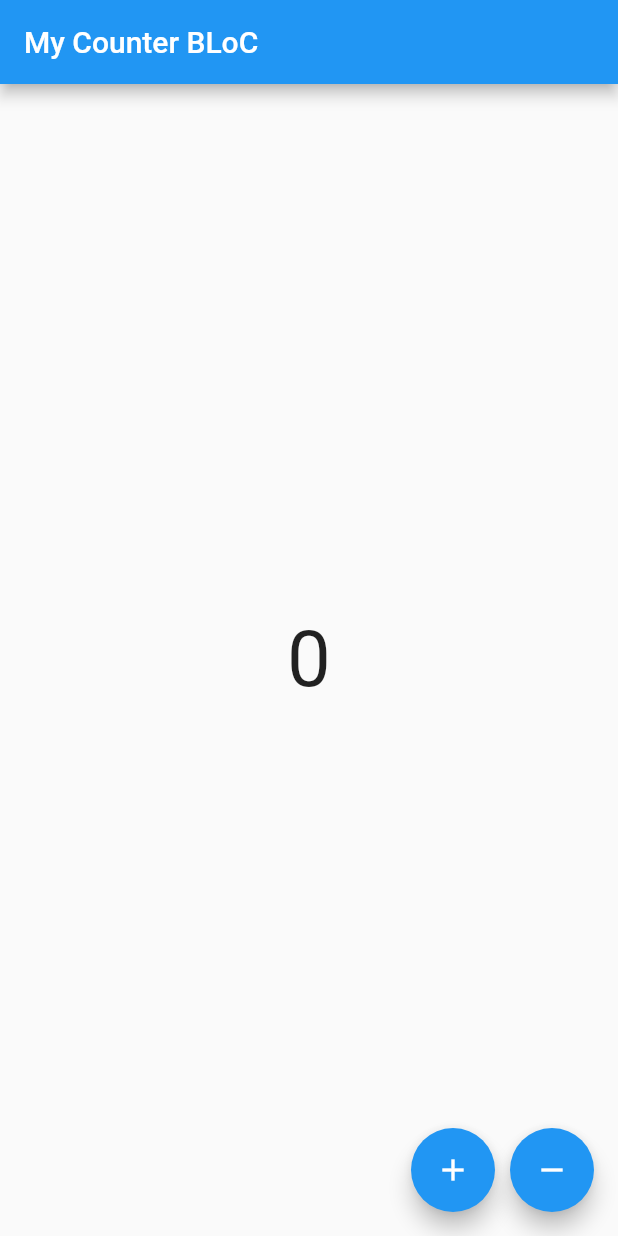
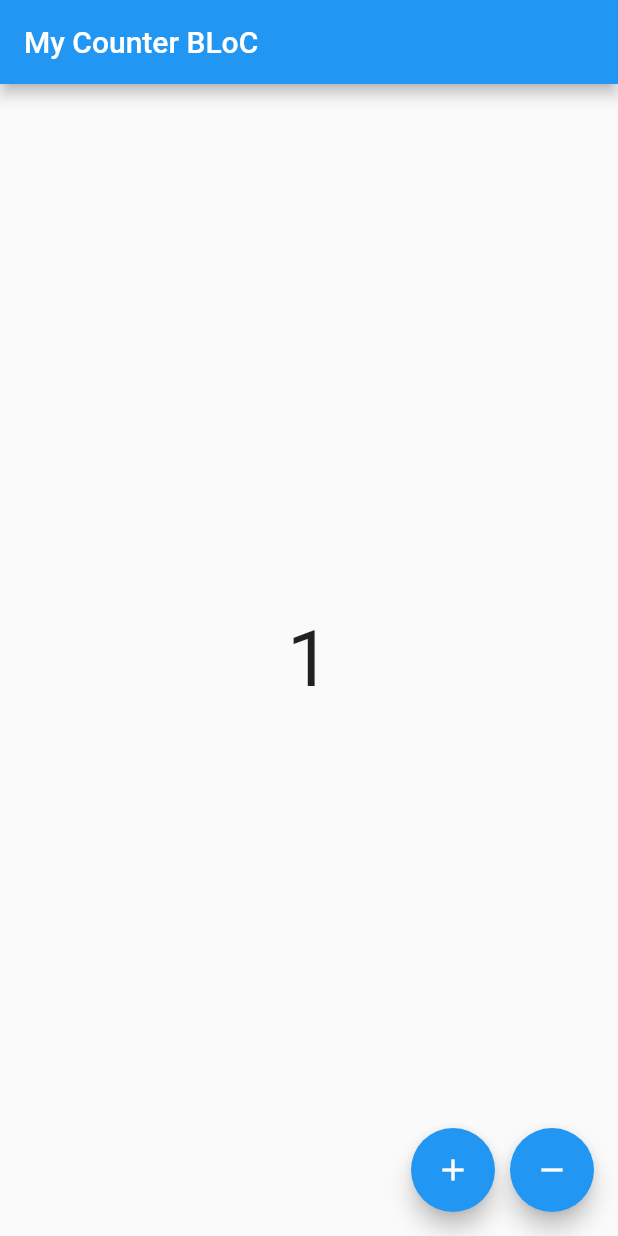
Before and after one commit to Alejandrehl/my-counter-bloc, a Flutter app: the screen it shows after launch, after a tap on the "add" icon, on a phone screen of 412 x 824 dp. Run offline on Flutter 3.47's test engine with Material 2 defaults, Android fonts, the phone set to English and light mode, and no system bars; our stand-ins replace equatable, flutter_bloc.

Commit message:
Implementacion basica de bloc provider funcionando correctamente

```diff
--- a/lib/bloc/counter/counter_bloc.dart
+++ b/lib/bloc/counter/counter_bloc.dart
@@ -1,3 +1,4 @@
+import 'package:equatable/equatable.dart';
 import 'package:flutter/material.dart';
 import 'package:flutter_bloc/flutter_bloc.dart';
 
@@ -5,9 +6,13 @@ part 'counter_event.dart';
 part 'counter_state.dart';
 
 class CounterBloc extends Bloc<CounterEvent, CounterState> {
-  CounterBloc() : super(CounterInitial()) {
-    on<CounterEvent>((event, emit) {
-      // TODO: implement event handler
+  CounterBloc() : super(CounterState.initial()) {
+    on<IncrementCounterEvent>((event, emit) {
+      emit(state.copyWith(counter: state.counter + 1));
+    });
+
+    on<DecrementCounterEvent>((event, emit) {
+      emit(state.copyWith(counter: state.counter - 1));
     });
   }
 }
--- a/lib/bloc/counter/counter_event.dart
+++ b/lib/bloc/counter/counter_event.dart
@@ -1,4 +1,13 @@
 part of 'counter_bloc.dart';
 
 @immutable
-abstract class CounterEvent {}
+abstract class CounterEvent extends Equatable {
+  const CounterEvent();
+
+  @override
+  List<Object> get props => [];
+}
+
+class IncrementCounterEvent extends CounterEvent {}
+
+class DecrementCounterEvent extends CounterEvent {}
--- a/lib/bloc/counter/counter_state.dart
+++ b/lib/bloc/counter/counter_state.dart
@@ -1,6 +1,27 @@
 part of 'counter_bloc.dart';
 
-@immutable
-abstract class CounterState {}
+class CounterState extends Equatable {
+  final int counter;
 
-class CounterInitial extends CounterState {}
+  const CounterState({
+    required this.counter,
+  });
+
+  factory CounterState.initial() {
+    return const CounterState(counter: 0);
+  }
+
+  @override
+  List<Object> get props => [counter];
+
+  @override
+  String toString() => 'CounterState(counter: $counter)';
+
+  CounterState copyWith({
+    int? counter,
+  }) {
+    return CounterState(
+      counter: counter ?? this.counter,
+    );
+  }
+}
--- a/lib/main.dart
+++ b/lib/main.dart
@@ -1,4 +1,6 @@
 import 'package:flutter/material.dart';
+import 'package:flutter_bloc/flutter_bloc.dart';
+import 'package:my_counter_bloc/bloc/counter/counter_bloc.dart';
 import 'package:my_counter_bloc/pages/home_page.dart';
 
 void main() {
@@ -10,13 +12,16 @@ class MyApp extends StatelessWidget {
 
   @override
   Widget build(BuildContext context) {
-    return MaterialApp(
-      title: 'My Counter BLoC',
-      debugShowCheckedModeBanner: false,
-      theme: ThemeData(
-        primarySwatch: Colors.blue,
+    return BlocProvider(
+      create: (_) => CounterBloc(),
+      child: MaterialApp(
+        title: 'My Counter BLoC',
+        debugShowCheckedModeBanner: false,
+        theme: ThemeData(
+          primarySwatch: Colors.blue,
+        ),
+        home: const MyHomePage(title: 'My Counter BLoC'),
       ),
-      home: const MyHomePage(title: 'My Counter BLoC'),
     );
   }
 }
--- a/lib/pages/home_page.dart
+++ b/lib/pages/home_page.dart
@@ -1,4 +1,6 @@
 import 'package:flutter/material.dart';
+import 'package:flutter_bloc/flutter_bloc.dart';
+import 'package:my_counter_bloc/bloc/counter/counter_bloc.dart';
 
 class MyHomePage extends StatelessWidget {
   final String title;
@@ -10,27 +12,29 @@ class MyHomePage extends StatelessWidget {
 
   @override
   Widget build(BuildContext context) {
+    final counterBloc = BlocProvider.of<CounterBloc>(context);
+
     return Scaffold(
       appBar: AppBar(
         title: Text(title),
       ),
-      body: const Center(
+      body: Center(
         child: Text(
-          '0',
-          style: TextStyle(fontSize: 52.0),
+          '${context.watch<CounterBloc>().state.counter}',
+          style: const TextStyle(fontSize: 52.0),
         ),
       ),
       floatingActionButton: Row(
         mainAxisAlignment: MainAxisAlignment.end,
         children: [
           FloatingActionButton(
-            onPressed: () {},
+            onPressed: () => counterBloc.add(IncrementCounterEvent()),
             heroTag: 'increment',
             child: const Icon(Icons.add),
           ),
           const SizedBox(width: 10.0),
           FloatingActionButton(
-            onPressed: () {},
+            onPressed: () => counterBloc.add(DecrementCounterEvent()),
             heroTag: 'decrement',
             child: const Icon(Icons.remove),
           ),
```
